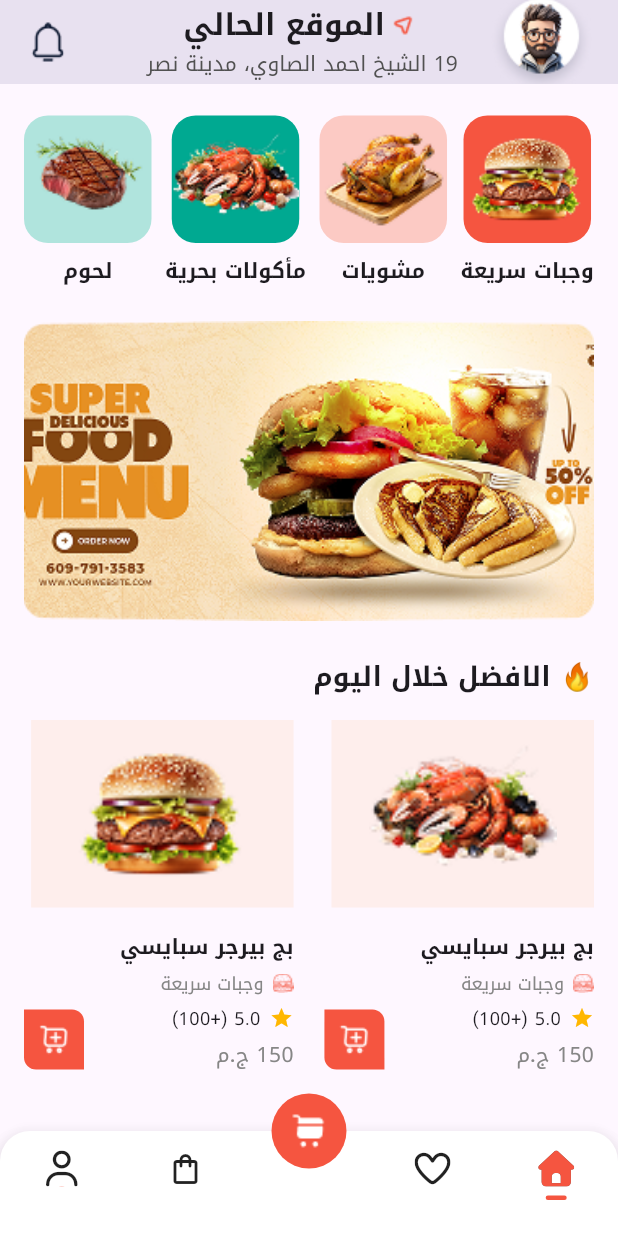
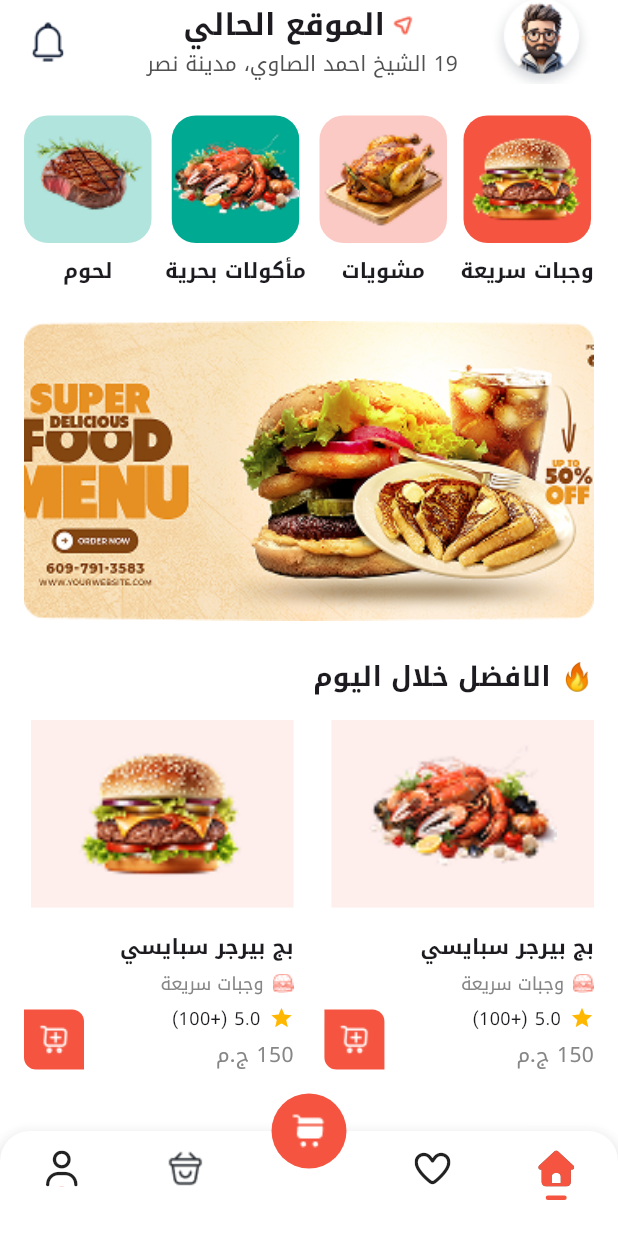
Before and after one commit to Zeiadd1310/Fast-Food-App, a Flutter app: the screen it shows after launch, scrolled down 75 dp, on a phone screen of 412 x 824 dp. Run offline on Flutter 3.47's test engine with Material 3 defaults, Android fonts, the phone set to English and light mode, and no system bars; our stand-ins replace flutter_screenutil, font_awesome_flutter, go_router, google_fonts.

Commit message:
shopping cart view done

```diff
--- /dev/null
+++ b/lib/constants.dart
@@ -0,0 +1,3 @@
+import 'dart:ui';
+
+const kPrimaryColor = Color(0xffF55540);
--- a/lib/core/utils/functions/app_router.dart
+++ b/lib/core/utils/functions/app_router.dart
@@ -1,17 +1,47 @@
+import 'package:depi/views/best_deals_view.dart';
+import 'package:depi/views/delivery_view.dart';
 import 'package:depi/views/home_view.dart';
 import 'package:depi/views/product_details_view.dart';
+import 'package:depi/views/shopping_cart_view.dart';
+import 'package:depi/widgets/custom_bottom_bar.dart';
+import 'package:flutter/material.dart';
 import 'package:go_router/go_router.dart';
 
 abstract class AppRouter {
+  static const kHomeView = '/';
   static const kProductDetailsView = '/product_details_view';
+  static const kBestDealsView = '/best_deals_view';
+  static const kDeliveryView = '/delivery_view';
+  static const kShoppingCartView = '/shopping_cart_view';
 
   static final router = GoRouter(
     routes: [
-      GoRoute(path: '/', builder: (context, state) => const HomeView()),
+      ShellRoute(
+        builder: (context, state, child) => Scaffold(
+          body: child,
+          bottomNavigationBar: const CustomBottomBar(),
+          backgroundColor: Colors.white,
+        ),
+        routes: [
+          GoRoute(path: '/', builder: (context, state) => const HomeView()),
+          GoRoute(
+            path: kBestDealsView,
+            builder: (context, state) => const BestDealsView(),
+          ),
+          GoRoute(
+            path: kDeliveryView,
+            builder: (context, state) => const DeliveryView(),
+          ),
+        ],
+      ),
       GoRoute(
         path: kProductDetailsView,
         builder: (context, state) => const ProductDetailsView(),
       ),
+      GoRoute(
+        path: kShoppingCartView,
+        builder: (context, state) => const ShoppingCartView(),
+      ),
     ],
   );
 }
--- a/lib/views/best_deals_view.dart
+++ b/lib/views/best_deals_view.dart
@@ -8,9 +8,9 @@ class BestDealsView extends StatelessWidget {
 
   @override
   Widget build(BuildContext context) {
-    return Material(
-      color: Colors.white,
-      child: SingleChildScrollView(
+    return Scaffold(
+      backgroundColor: Colors.white,
+      body: SingleChildScrollView(
         child: Column(
           crossAxisAlignment: CrossAxisAlignment.start,
           children: [
--- a/lib/views/home_view.dart
+++ b/lib/views/home_view.dart
@@ -1,5 +1,4 @@
 import 'package:depi/core/utils/functions/app_router.dart';
-import 'package:depi/widgets/custom_bottom_bar.dart';
 import 'package:depi/widgets/custom_meal_card_widget.dart';
 import 'package:depi/widgets/custom_meal_info_widget.dart';
 import 'package:flutter/material.dart';
@@ -12,7 +11,10 @@ class HomeView extends StatelessWidget {
   @override
   Widget build(BuildContext context) {
     return Scaffold(
+      backgroundColor: Colors.white,
       appBar: AppBar(
+        backgroundColor: Colors.white,
+        scrolledUnderElevation: 0,
         title: Row(
           mainAxisAlignment: MainAxisAlignment.spaceBetween,
           children: [
@@ -153,7 +155,6 @@ class HomeView extends StatelessWidget {
           ),
         ),
       ),
-      bottomNavigationBar: const CustomBottomBar(),
     );
   }
 }
--- a/lib/widgets/custom_bottom_bar.dart
+++ b/lib/widgets/custom_bottom_bar.dart
@@ -1,15 +1,24 @@
+import 'package:depi/core/utils/functions/app_router.dart';
 import 'package:floating_bottom_bar/animated_bottom_navigation_bar.dart';
 import 'package:flutter/material.dart';
 import 'package:font_awesome_flutter/font_awesome_flutter.dart';
+import 'package:go_router/go_router.dart';
 
-class CustomBottomBar extends StatelessWidget {
+class CustomBottomBar extends StatefulWidget {
   const CustomBottomBar({super.key});
+
+  @override
+  State<CustomBottomBar> createState() => _CustomBottomBarState();
+}
+
+class _CustomBottomBarState extends State<CustomBottomBar> {
+  int _selectedIndex = 0;
 
   @override
   Widget build(BuildContext context) {
     return AnimatedBottomNavigationBar(
       barColor: Colors.white,
-      controller: FloatingBottomBarController(initialIndex: 0),
+      controller: FloatingBottomBarController(initialIndex: _selectedIndex),
       bottomBar: [
         BottomBarItem(
           icon: const Icon(FontAwesomeIcons.solidHouse),
@@ -17,8 +26,11 @@ class CustomBottomBar extends StatelessWidget {
             FontAwesomeIcons.solidHouse,
             color: Color(0xffF55540),
           ),
-          dotColor: Color(0xffF55540),
-          onTap: (_) {},
+          dotColor: const Color(0xffF55540),
+          onTap: (_) {
+            setState(() => _selectedIndex = 0);
+            context.go('/');
+          },
         ),
         BottomBarItem(
           icon: const Icon(FontAwesomeIcons.heart),
@@ -26,17 +38,20 @@ class CustomBottomBar extends StatelessWidget {
             FontAwesomeIcons.heart,
             color: Color(0xffF55540),
           ),
-          dotColor: Color(0xffF55540),
-          onTap: (_) {},
+          dotColor: const Color(0xffF55540),
+          onTap: (_) {
+            setState(() => _selectedIndex = 1);
+            GoRouter.of(context).push(AppRouter.kBestDealsView);
+          },
         ),
         BottomBarItem(
-          icon: const Icon(Icons.shopping_bag_outlined),
-          iconSelected: const Icon(
-            Icons.shopping_bag_outlined,
-            color: Color(0xffF55540),
-          ),
-          dotColor: Color(0xffF55540),
-          onTap: (_) {},
+          icon: Image.asset('assets/images/bag-happy.png'),
+          iconSelected: Image.asset('assets/images/bag-happy-o.png'),
+          dotColor: const Color(0xffF55540),
+          onTap: (_) {
+            setState(() => _selectedIndex = 2);
+            GoRouter.of(context).push(AppRouter.kShoppingCartView);
+          },
         ),
         BottomBarItem(
           icon: const Icon(FontAwesomeIcons.user),
@@ -44,19 +59,25 @@ class CustomBottomBar extends StatelessWidget {
             FontAwesomeIcons.user,
             color: Color(0xffF55540),
           ),
-          dotColor: Color(0xffF55540),
-          onTap: (_) {},
+          dotColor: const Color(0xffF55540),
+          onTap: (_) {
+            setState(() => _selectedIndex = 3);
+            GoRouter.of(context).push(AppRouter.kDeliveryView);
+          },
         ),
       ],
       bottomBarCenterModel: BottomBarCenterModel(
         centerIcon: FloatingCenterButton(
-          child: Image.asset(
-            'assets/images/shopping-cart.png',
-            width: 24,
-            height: 24,
+          child: GestureDetector(
+            onTap: () => GoRouter.of(context).push(AppRouter.kDeliveryView),
+            child: Image.asset(
+              'assets/images/shopping-cart.png',
+              width: 24,
+              height: 24,
+            ),
           ),
         ),
-        centerBackgroundColor: Color(0xffF55540),
+        centerBackgroundColor: const Color(0xffF55540),
         centerIconChild: const [],
       ),
     );
```
Also changed, not shown: lib/views/delivery_view.dart (+43 -10 lines), lib/views/product_details_view.dart (+4 -33 lines), lib/views/shopping_cart_view.dart (added, +207 -0 lines), lib/widgets/custom_adding_item_widget.dart (added, +38 -0 lines), lib/widgets/custom_back_button.dart (+7 -1 lines), packages/floating_bottom_bar/lib/animated_bottom_navigation_bar.dart (+7 -7 lines), packages/floating_bottom_bar/lib/widgets/menu_items.dart (+5 -12 lines), assets/images/bag-happy-o.png (added), assets/images/clock.png (added), assets/images/orders.png (added).
